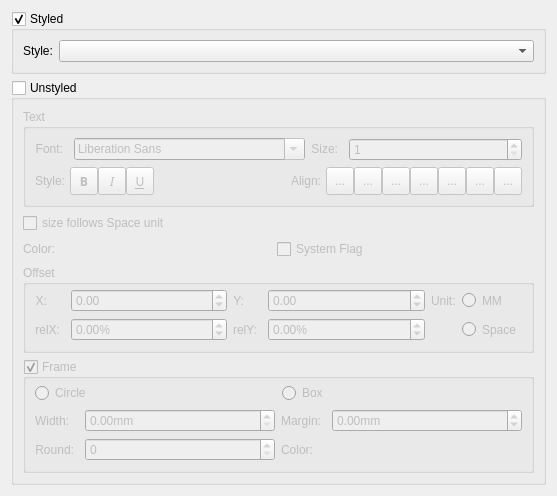
Qt form mscore/mscore/textproperties.ui (musescore/musescore-old) before a commit.
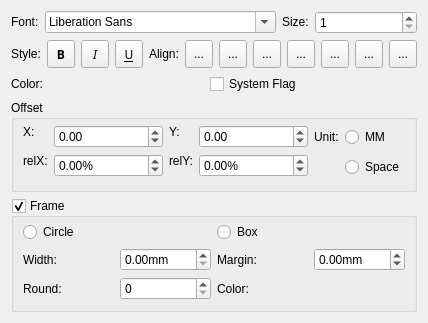
The same form after that commit. Icons and pictures are not drawn. Custom widgets are drawn as their Qt base class.

Patch:
```diff
--- a/mscore/mscore/textproperties.ui
+++ b/mscore/mscore/textproperties.ui
@@ -6,67 +6,15 @@
    <rect>
     <x>0</x>
     <y>0</y>
-    <width>557</width>
-    <height>484</height>
+    <width>411</width>
+    <height>323</height>
    </rect>
   </property>
   <property name="windowTitle">
    <string>Form</string>
   </property>
-  <layout class="QVBoxLayout" name="verticalLayout_3">
-   <item>
-    <widget class="QGroupBox" name="styledGroup">
-     <property name="title">
-      <string>Styled</string>
-     </property>
-     <property name="checkable">
-      <bool>true</bool>
-     </property>
-     <layout class="QHBoxLayout" name="horizontalLayout_2">
-      <item>
-       <widget class="QLabel" name="label">
-        <property name="sizePolicy">
-         <sizepolicy hsizetype="Fixed" vsizetype="Fixed">
-          <horstretch>0</horstretch>
-          <verstretch>0</verstretch>
-         </sizepolicy>
-        </property>
-        <property name="text">
-         <string>Style:</string>
-        </property>
-       </widget>
-      </item>
-      <item>
-       <widget class="QComboBox" name="styles"/>
-      </item>
-     </layout>
-    </widget>
-   </item>
-   <item>
-    <widget class="QGroupBox" name="unstyledGroup">
-     <property name="title">
-      <string>Unstyled</string>
-     </property>
-     <property name="checkable">
-      <bool>true</bool>
-     </property>
-     <property name="checked">
-      <bool>false</bool>
-     </property>
      <layout class="QVBoxLayout" name="verticalLayout">
       <item>
-       <widget class="QGroupBox" name="textGroup">
-        <property name="minimumSize">
-         <size>
-          <width>0</width>
-          <height>0</height>
-         </size>
-        </property>
-        <property name="title">
-         <string>Text</string>
-        </property>
-        <layout class="QVBoxLayout" name="verticalLayout_4">
-         <item>
           <layout class="QHBoxLayout" name="horizontalLayout_6">
            <item>
             <widget class="QLabel" name="label_25">
@@ -79,12 +27,6 @@
              <property name="text">
               <string>Font:</string>
              </property>
-             <property name="alignment">
-              <set>Qt::AlignRight|Qt::AlignTrailing|Qt::AlignVCenter</set>
-             </property>
-             <property name="indent">
-              <number>5</number>
-             </property>
             </widget>
            </item>
            <item>
@@ -105,22 +47,10 @@
              <property name="text">
               <string>Size:</string>
              </property>
-             <property name="alignment">
-              <set>Qt::AlignRight|Qt::AlignTrailing|Qt::AlignVCenter</set>
-             </property>
-             <property name="indent">
-              <number>5</number>
-             </property>
             </widget>
            </item>
            <item>
             <widget class="QSpinBox" name="fontSize">
-             <property name="sizePolicy">
-              <sizepolicy hsizetype="Preferred" vsizetype="Fixed">
-               <horstretch>0</horstretch>
-               <verstretch>0</verstretch>
-              </sizepolicy>
-             </property>
              <property name="toolTip">
               <string>font point size</string>
              </property>
@@ -140,7 +70,7 @@
          <item>
           <layout class="QHBoxLayout" name="_3">
            <property name="spacing">
-            <number>0</number>
+      <number>6</number>
            </property>
            <property name="margin">
             <number>0</number>
@@ -153,12 +83,6 @@
              <property name="textFormat">
               <enum>Qt::PlainText</enum>
              </property>
-             <property name="alignment">
-              <set>Qt::AlignRight|Qt::AlignTrailing|Qt::AlignVCenter</set>
-             </property>
-             <property name="indent">
-              <number>5</number>
-             </property>
             </widget>
            </item>
            <item>
@@ -275,12 +199,6 @@
              <property name="text">
               <string>Align:</string>
              </property>
-             <property name="alignment">
-              <set>Qt::AlignRight|Qt::AlignTrailing|Qt::AlignVCenter</set>
-             </property>
-             <property name="indent">
-              <number>5</number>
-             </property>
             </widget>
            </item>
            <item>
@@ -451,16 +369,6 @@
             </widget>
            </item>
           </layout>
-         </item>
-        </layout>
-       </widget>
-      </item>
-      <item>
-       <widget class="QCheckBox" name="sizeIsSpatiumDependent">
-        <property name="text">
-         <string>size follows Space unit</string>
-        </property>
-       </widget>
       </item>
       <item>
        <layout class="QHBoxLayout" name="horizontalLayout">
@@ -475,12 +383,6 @@
           <property name="text">
            <string>Color:</string>
           </property>
-          <property name="alignment">
-           <set>Qt::AlignRight|Qt::AlignTrailing|Qt::AlignVCenter</set>
-          </property>
-          <property name="indent">
-           <number>5</number>
-          </property>
          </widget>
         </item>
         <item>
@@ -543,7 +445,7 @@
          <string>Offset</string>
         </property>
         <property name="flat">
-         <bool>false</bool>
+      <bool>true</bool>
         </property>
         <layout class="QGridLayout" name="gridLayout_4">
          <property name="topMargin">
@@ -554,7 +456,7 @@
            <item row="0" column="0">
             <widget class="QLabel" name="label_18">
              <property name="sizePolicy">
-              <sizepolicy hsizetype="Fixed" vsizetype="Preferred">
+           <sizepolicy hsizetype="Fixed" vsizetype="Fixed">
                <horstretch>0</horstretch>
                <verstretch>0</verstretch>
               </sizepolicy>
@@ -562,22 +464,10 @@
              <property name="text">
               <string extracomment="coordinate">X:</string>
              </property>
-             <property name="alignment">
-              <set>Qt::AlignRight|Qt::AlignTrailing|Qt::AlignVCenter</set>
-             </property>
-             <property name="indent">
-              <number>5</number>
-             </property>
             </widget>
            </item>
            <item row="0" column="1">
             <widget class="QDoubleSpinBox" name="xOffset">
-             <property name="sizePolicy">
-              <sizepolicy hsizetype="Expanding" vsizetype="Fixed">
-               <horstretch>0</horstretch>
-               <verstretch>0</verstretch>
-              </sizepolicy>
-             </property>
              <property name="toolTip">
               <string>horizontal offset to reference point</string>
              </property>
@@ -592,7 +482,7 @@
            <item row="1" column="0">
             <widget class="QLabel" name="label_19">
              <property name="sizePolicy">
-              <sizepolicy hsizetype="Fixed" vsizetype="Preferred">
+           <sizepolicy hsizetype="Fixed" vsizetype="Fixed">
                <horstretch>0</horstretch>
                <verstretch>0</verstretch>
               </sizepolicy>
@@ -600,12 +490,6 @@
              <property name="text">
               <string>relX:</string>
              </property>
-             <property name="alignment">
-              <set>Qt::AlignRight|Qt::AlignTrailing|Qt::AlignVCenter</set>
-             </property>
-             <property name="indent">
-              <number>5</number>
-             </property>
             </widget>
            </item>
            <item row="1" column="1">
@@ -631,7 +515,7 @@
            <item row="0" column="0">
             <widget class="QLabel" name="label_20">
              <property name="sizePolicy">
-              <sizepolicy hsizetype="Fixed" vsizetype="Preferred">
+           <sizepolicy hsizetype="Fixed" vsizetype="Fixed">
                <horstretch>0</horstretch>
                <verstretch>0</verstretch>
               </sizepolicy>
@@ -639,22 +523,10 @@
              <property name="text">
               <string extracomment="coordinate">Y:</string>
              </property>
-             <property name="alignment">
-              <set>Qt::AlignRight|Qt::AlignTrailing|Qt::AlignVCenter</set>
-             </property>
-             <property name="indent">
-              <number>5</number>
-             </property>
             </widget>
            </item>
            <item row="0" column="1">
             <widget class="QDoubleSpinBox" name="yOffset">
-             <property name="sizePolicy">
-              <sizepolicy hsizetype="Expanding" vsizetype="Fixed">
-               <horstretch>0</horstretch>
-               <verstretch>0</verstretch>
-              </sizepolicy>
-             </property>
              <property name="toolTip">
               <string>vertical offset to reference point</string>
              </property>
@@ -669,7 +541,7 @@
            <item row="1" column="0">
             <widget class="QLabel" name="label_21">
              <property name="sizePolicy">
-              <sizepolicy hsizetype="Fixed" vsizetype="Preferred">
+           <sizepolicy hsizetype="Fixed" vsizetype="Fixed">
                <horstretch>0</horstretch>
                <verstretch>0</verstretch>
               </sizepolicy>
@@ -677,12 +549,6 @@
              <property name="text">
               <string>relY:</string>
              </property>
-             <property name="alignment">
-              <set>Qt::AlignRight|Qt::AlignTrailing|Qt::AlignVCenter</set>
-             </property>
-             <property name="indent">
-              <number>5</number>
-             </property>
             </widget>
            </item>
            <item row="1" column="1">
@@ -706,7 +572,7 @@
          <item row="0" column="2">
           <widget class="QLabel" name="label_22">
            <property name="sizePolicy">
-            <sizepolicy hsizetype="Fixed" vsizetype="Preferred">
+         <sizepolicy hsizetype="Fixed" vsizetype="Fixed">
              <horstretch>0</horstretch>
              <verstretch>0</verstretch>
             </sizepolicy>
@@ -719,7 +585,7 @@
          <item row="0" column="3">
           <widget class="QRadioButton" name="mmUnit">
            <property name="sizePolicy">
-            <sizepolicy hsizetype="Fixed" vsizetype="Preferred">
+         <sizepolicy hsizetype="Fixed" vsizetype="Fixed">
              <horstretch>0</horstretch>
              <verstretch>0</verstretch>
             </sizepolicy>
@@ -734,12 +600,6 @@
          </item>
          <item row="1" column="3">
           <widget class="QRadioButton" name="spatiumUnit">
-           <property name="sizePolicy">
-            <sizepolicy hsizetype="Minimum" vsizetype="Preferred">
-             <horstretch>0</horstretch>
-             <verstretch>0</verstretch>
-            </sizepolicy>
-           </property>
            <property name="toolTip">
             <string>offset in Space units</string>
            </property>
@@ -760,7 +620,7 @@
          <string>Frame</string>
         </property>
         <property name="flat">
-         <bool>false</bool>
+      <bool>true</bool>
         </property>
         <property name="checkable">
          <bool>true</bool>
@@ -797,21 +657,9 @@
           <layout class="QGridLayout" name="gridLayout_3">
            <item row="0" column="0">
             <widget class="QLabel" name="label_14">
-             <property name="sizePolicy">
-              <sizepolicy hsizetype="Fixed" vsizetype="Preferred">
-               <horstretch>0</horstretch>
-               <verstretch>0</verstretch>
-              </sizepolicy>
-             </property>
              <property name="text">
               <string>Width:</string>
              </property>
-             <property name="alignment">
-              <set>Qt::AlignRight|Qt::AlignTrailing|Qt::AlignVCenter</set>
-             </property>
-             <property name="indent">
-              <number>5</number>
-             </property>
             </widget>
            </item>
            <item row="0" column="1">
@@ -829,21 +677,9 @@
            </item>
            <item row="0" column="2">
             <widget class="QLabel" name="label_15">
-             <property name="sizePolicy">
-              <sizepolicy hsizetype="Fixed" vsizetype="Preferred">
-               <horstretch>0</horstretch>
-               <verstretch>0</verstretch>
-              </sizepolicy>
-             </property>
              <property name="text">
               <string>Margin:</string>
              </property>
-             <property name="alignment">
-              <set>Qt::AlignRight|Qt::AlignTrailing|Qt::AlignVCenter</set>
-             </property>
-             <property name="indent">
-              <number>5</number>
-             </property>
             </widget>
            </item>
            <item row="0" column="3">
@@ -864,21 +700,9 @@
            </item>
            <item row="1" column="0">
             <widget class="QLabel" name="label_16">
-             <property name="sizePolicy">
-              <sizepolicy hsizetype="Fixed" vsizetype="Preferred">
-               <horstretch>0</horstretch>
-               <verstretch>0</verstretch>
-              </sizepolicy>
-             </property>
              <property name="text">
               <string>Round:</string>
              </property>
-             <property name="alignment">
-              <set>Qt::AlignRight|Qt::AlignTrailing|Qt::AlignVCenter</set>
-             </property>
-             <property name="indent">
-              <number>5</number>
-             </property>
             </widget>
            </item>
            <item row="1" column="1">
@@ -890,21 +714,9 @@
            </item>
            <item row="1" column="2">
             <widget class="QLabel" name="label_17">
-             <property name="sizePolicy">
-              <sizepolicy hsizetype="Fixed" vsizetype="Preferred">
-               <horstretch>0</horstretch>
-               <verstretch>0</verstretch>
-              </sizepolicy>
-             </property>
              <property name="text">
               <string>Color:</string>
              </property>
-             <property name="alignment">
-              <set>Qt::AlignRight|Qt::AlignTrailing|Qt::AlignVCenter</set>
-             </property>
-             <property name="indent">
-              <number>5</number>
-             </property>
             </widget>
            </item>
            <item row="1" column="3">
@@ -919,22 +731,6 @@
         </layout>
        </widget>
       </item>
-      <item>
-       <spacer name="verticalSpacer">
-        <property name="orientation">
-         <enum>Qt::Vertical</enum>
-        </property>
-        <property name="sizeHint" stdset="0">
-         <size>
-          <width>20</width>
-          <height>40</height>
-         </size>
-        </property>
-       </spacer>
-      </item>
-     </layout>
-    </widget>
-   </item>
   </layout>
  </widget>
  <customwidgets>
```
Left out of the diff: 35 changed lines with no effect on the pictures. Lines whose indentation alone changed are shown as unchanged.
